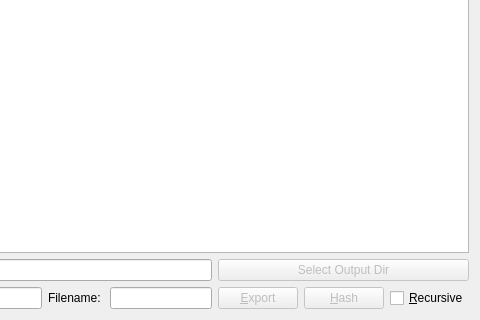
First picture: the form in gui/mainwidget.ui, repository rpoisel/qttsk, before the edit; both pictures show x 114 to 594 and y 221 to 541 of the 594 by 541 pixel window.
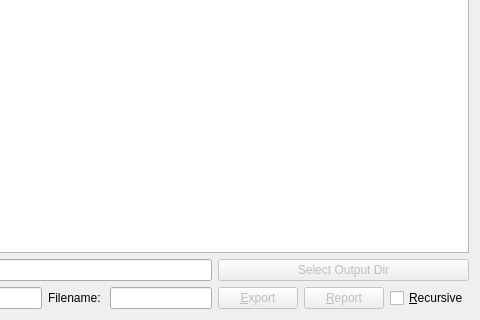
Second picture: the form after the edit.

What changed in the file:
```diff
--- a/gui/mainwidget.ui
+++ b/gui/mainwidget.ui
@@ -90,7 +90,7 @@
         </sizepolicy>
        </property>
        <property name="text">
-        <string>&amp;Hash</string>
+        <string>&amp;Report</string>
        </property>
       </widget>
      </item>
```
Left out of the diff: 2 changed lines with no effect on the pictures.
